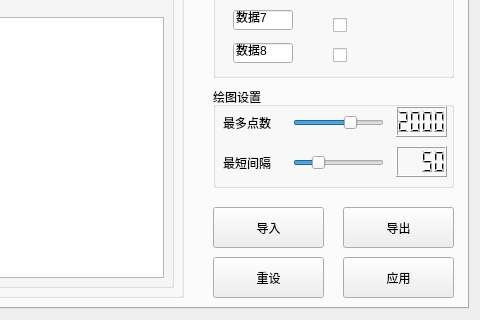
Before: the Qt Designer form TCPtest/mainwindow.ui in HuanMemory/AndroidTCPtools, drawn with Qt 5; both pictures show x 320 to 800 and y 280 to 600 of the 800 by 600 pixel window.
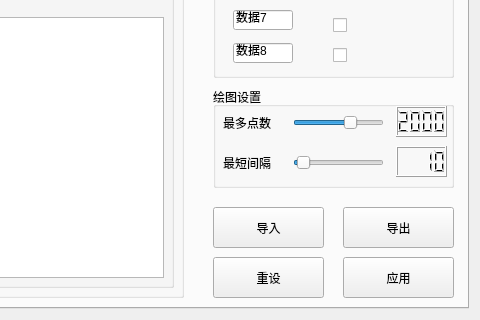
After: the same form once the commit is applied. Custom widgets are drawn as their Qt base class.

Diff of the .ui file:
```diff
--- a/TCPtest/mainwindow.ui
+++ b/TCPtest/mainwindow.ui
@@ -1350,7 +1350,7 @@
           <number>4</number>
          </property>
          <property name="intValue" stdset="0">
-          <number>50</number>
+          <number>10</number>
          </property>
         </widget>
         <widget class="QSlider" name="Slider_mintime">
@@ -1375,7 +1375,7 @@
           <number>50</number>
          </property>
          <property name="value">
-          <number>50</number>
+          <number>10</number>
          </property>
          <property name="orientation">
           <enum>Qt::Horizontal</enum>
```
